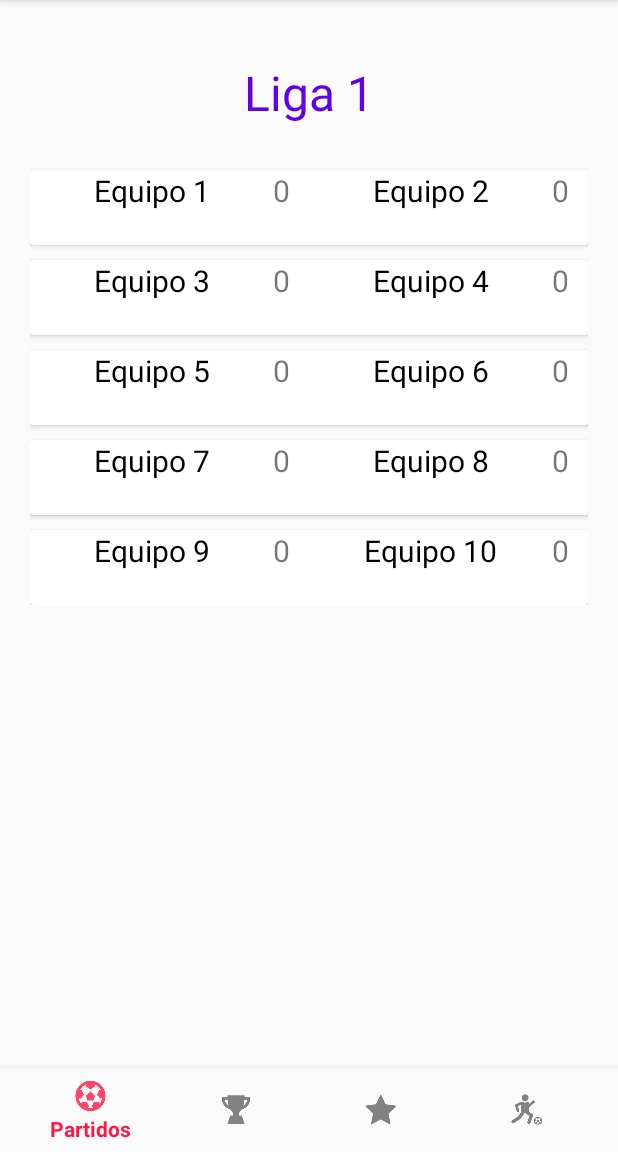
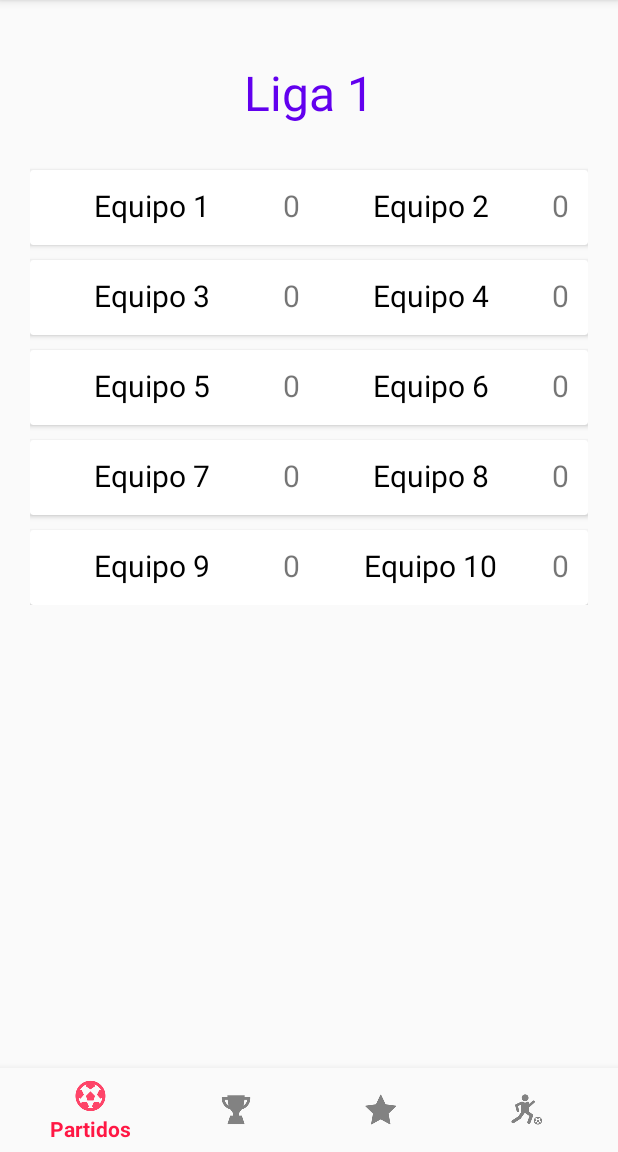
Before and after one commit to DonPolluelo/AppPichanga, an Android app: the PartidosFragment screen opened directly, with no data from a screen before it, on a phone screen of 412 x 824 dp, the part 84-1236 px from its top. Run offline under Robolectric (Android 15) with nearby library versions, the phone set to English and light mode, and no system bars.

Commit message:
detalle3

```diff
--- a/app/src/main/res/layout/fragment_partidos.xml
+++ b/app/src/main/res/layout/fragment_partidos.xml
@@ -34,6 +34,7 @@
                     android:layout_height="match_parent"
                     android:layout_weight="2"
                     android:gravity="left|center"
+                    android:padding="10dp"
                     android:text="Equipo 1"
                     android:textAlignment="center"
                     android:textColor="@color/common_google_signin_btn_text_dark_focused"
@@ -43,6 +44,7 @@
                     android:layout_width="23dp"
                     android:layout_height="match_parent"
                     android:layout_weight="2"
+                    android:gravity="center_horizontal|center"
                     android:text="0"
                     android:textSize="20dp" />
 
@@ -51,6 +53,7 @@
                     android:layout_height="match_parent"
                     android:layout_weight="2"
                     android:gravity="left|center"
+                    android:padding="10dp"
                     android:text="Equipo 2"
                     android:textAlignment="center"
                     android:textColor="@color/common_google_signin_btn_text_dark_focused"
@@ -60,6 +63,7 @@
                     android:layout_width="23dp"
                     android:layout_height="match_parent"
                     android:layout_weight="2"
+                    android:gravity="center_vertical"
                     android:text="0"
                     android:textSize="20dp" />
             </LinearLayout>
@@ -80,6 +84,7 @@
                     android:layout_height="match_parent"
                     android:layout_weight="2"
                     android:gravity="left|center"
+                    android:padding="10dp"
                     android:text="Equipo 3"
                     android:textAlignment="center"
                     android:textColor="@color/common_google_signin_btn_text_dark_focused"
@@ -89,6 +94,7 @@
                     android:layout_width="23dp"
                     android:layout_height="match_parent"
                     android:layout_weight="2"
+                    android:gravity="center_horizontal|center"
                     android:text="0"
                     android:textSize="20dp" />
 
@@ -97,6 +103,7 @@
                     android:layout_height="match_parent"
                     android:layout_weight="2"
                     android:gravity="left|center"
+                    android:padding="10dp"
                     android:text="Equipo 4"
                     android:textAlignment="center"
                     android:textColor="@color/common_google_signin_btn_text_dark_focused"
@@ -106,6 +113,7 @@
                     android:layout_width="23dp"
                     android:layout_height="match_parent"
                     android:layout_weight="2"
+                    android:gravity="center_vertical"
                     android:text="0"
                     android:textSize="20dp" />
             </LinearLayout>
@@ -125,6 +133,7 @@
                     android:layout_height="match_parent"
                     android:layout_weight="2"
                     android:gravity="left|center"
+                    android:padding="10dp"
                     android:text="Equipo 5"
                     android:textAlignment="center"
                     android:textColor="@color/common_google_signin_btn_text_dark_focused"
@@ -134,6 +143,7 @@
                     android:layout_width="23dp"
                     android:layout_height="match_parent"
                     android:layout_weight="2"
+                    android:gravity="center_horizontal|center"
                     android:text="0"
                     android:textSize="20dp" />
 
@@ -142,6 +152,7 @@
                     android:layout_height="match_parent"
                     android:layout_weight="2"
                     android:gravity="left|center"
+                    android:padding="10dp"
                     android:text="Equipo 6"
                     android:textAlignment="center"
                     android:textColor="@color/common_google_signin_btn_text_dark_focused"
@@ -151,6 +162,7 @@
                     android:layout_width="23dp"
                     android:layout_height="match_parent"
                     android:layout_weight="2"
+                    android:gravity="center_vertical"
                     android:text="0"
                     android:textSize="20dp" />
             </LinearLayout>
@@ -170,6 +182,7 @@
                     android:layout_height="match_parent"
                     android:layout_weight="2"
                     android:gravity="left|center"
+                    android:padding="10dp"
                     android:text="Equipo 7"
                     android:textAlignment="center"
                     android:textColor="@color/common_google_signin_btn_text_dark_focused"
@@ -179,6 +192,7 @@
                     android:layout_width="23dp"
                     android:layout_height="match_parent"
                     android:layout_weight="2"
+                    android:gravity="center_horizontal|center"
                     android:text="0"
                     android:textSize="20dp" />
 
@@ -187,6 +201,7 @@
                     android:layout_height="match_parent"
                     android:layout_weight="2"
                     android:gravity="left|center"
+                    android:padding="10dp"
                     android:text="Equipo 8"
                     android:textAlignment="center"
                     android:textColor="@color/common_google_signin_btn_text_dark_focused"
@@ -196,10 +211,12 @@
                     android:layout_width="23dp"
                     android:layout_height="match_parent"
                     android:layout_weight="2"
+                    android:gravity="center_vertical"
                     android:text="0"
                     android:textSize="20dp" />
             </LinearLayout>
         </android.support.v7.widget.CardView>
+
         <android.support.v7.widget.CardView
             android:layout_width="match_parent"
             android:layout_height="50dp"
@@ -215,6 +232,7 @@
                     android:layout_height="match_parent"
                     android:layout_weight="2"
                     android:gravity="left|center"
+                    android:padding="10dp"
                     android:text="Equipo 9"
                     android:textAlignment="center"
                     android:textColor="@color/common_google_signin_btn_text_dark_focused"
@@ -224,6 +242,7 @@
                     android:layout_width="23dp"
                     android:layout_height="match_parent"
                     android:layout_weight="2"
+                    android:gravity="center_horizontal|center"
                     android:text="0"
                     android:textSize="20dp" />
 
@@ -232,6 +251,7 @@
                     android:layout_height="match_parent"
                     android:layout_weight="2"
                     android:gravity="left|center"
+                    android:padding="10dp"
                     android:text="Equipo 10"
                     android:textAlignment="center"
                     android:textColor="@color/common_google_signin_btn_text_dark_focused"
@@ -241,6 +261,7 @@
                     android:layout_width="23dp"
                     android:layout_height="match_parent"
                     android:layout_weight="2"
+                    android:gravity="center_vertical"
                     android:text="0"
                     android:textSize="20dp" />
             </LinearLayout>
```
